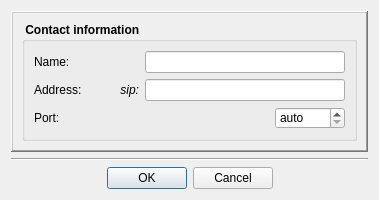
Old version of the form Homer/forms/Dialogs/ContactEditDialog.ui in the repository Homer-Conferencing/Homer-Conferencing.
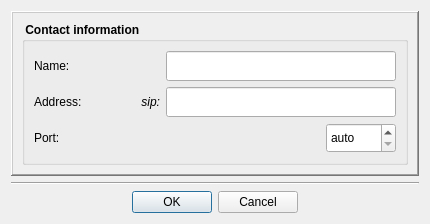
New version of the form. Icons and pictures are not drawn.

What changed in the file:
```diff
--- a/Homer/forms/Dialogs/ContactEditDialog.ui
+++ b/Homer/forms/Dialogs/ContactEditDialog.ui
@@ -6,8 +6,8 @@
    <rect>
     <x>0</x>
     <y>0</y>
-    <width>379</width>
-    <height>195</height>
+    <width>430</width>
+    <height>220</height>
    </rect>
   </property>
   <property name="sizePolicy">
@@ -16,6 +16,11 @@
     <verstretch>0</verstretch>
    </sizepolicy>
   </property>
+  <property name="font">
+   <font>
+    <family>Arial</family>
+   </font>
+  </property>
   <property name="windowTitle">
    <string>Edit contact</string>
   </property>
@@ -64,13 +69,13 @@
              <property name="minimumSize">
               <size>
                <width>80</width>
-               <height>16</height>
+               <height>30</height>
               </size>
              </property>
              <property name="maximumSize">
               <size>
                <width>80</width>
-               <height>16</height>
+               <height>30</height>
               </size>
              </property>
              <property name="font">
@@ -101,14 +106,14 @@
             <widget class="QLineEdit" name="mLeName">
              <property name="minimumSize">
               <size>
-               <width>200</width>
-               <height>22</height>
+               <width>230</width>
+               <height>30</height>
               </size>
              </property>
              <property name="maximumSize">
               <size>
-               <width>200</width>
-               <height>22</height>
+               <width>230</width>
+               <height>30</height>
               </size>
              </property>
              <property name="font">
@@ -137,13 +142,13 @@
              <property name="minimumSize">
               <size>
                <width>80</width>
-               <height>16</height>
+               <height>30</height>
               </size>
              </property>
              <property name="maximumSize">
               <size>
                <width>80</width>
-               <height>16</height>
+               <height>30</height>
               </size>
              </property>
              <property name="font">
@@ -172,6 +177,18 @@
            </item>
            <item>
             <widget class="QLabel" name="label">
+             <property name="minimumSize">
+              <size>
+               <width>0</width>
+               <height>30</height>
+              </size>
+             </property>
+             <property name="maximumSize">
+              <size>
+               <width>16777215</width>
+               <height>30</height>
+              </size>
+             </property>
              <property name="font">
               <font>
                <weight>50</weight>
@@ -191,14 +208,14 @@
             <widget class="QLineEdit" name="mLeAddress">
              <property name="minimumSize">
               <size>
-               <width>200</width>
-               <height>22</height>
+               <width>230</width>
+               <height>30</height>
               </size>
              </property>
              <property name="maximumSize">
               <size>
-               <width>200</width>
-               <height>22</height>
+               <width>230</width>
+               <height>30</height>
               </size>
              </property>
              <property name="font">
@@ -227,13 +244,13 @@
              <property name="minimumSize">
               <size>
                <width>80</width>
-               <height>16</height>
+               <height>30</height>
               </size>
              </property>
              <property name="maximumSize">
               <size>
                <width>80</width>
-               <height>16</height>
+               <height>30</height>
               </size>
              </property>
              <property name="font">
@@ -265,13 +282,13 @@
              <property name="minimumSize">
               <size>
                <width>70</width>
-               <height>22</height>
+               <height>30</height>
               </size>
              </property>
              <property name="maximumSize">
               <size>
                <width>70</width>
-               <height>22</height>
+               <height>30</height>
               </size>
              </property>
              <property name="font">
```
